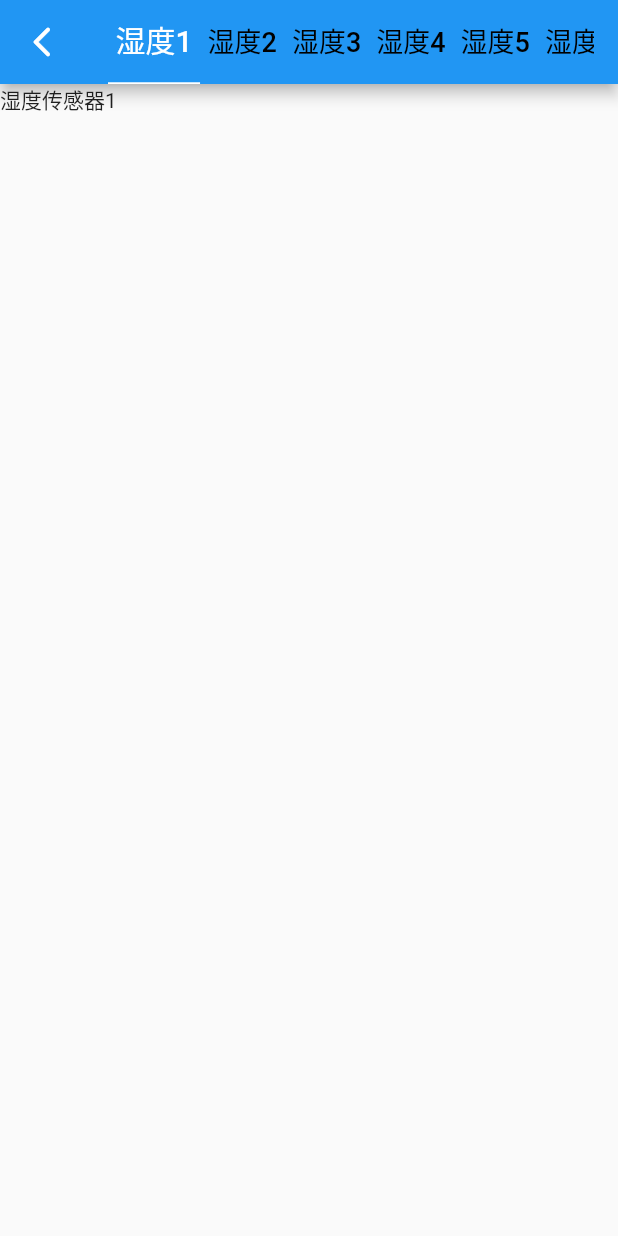
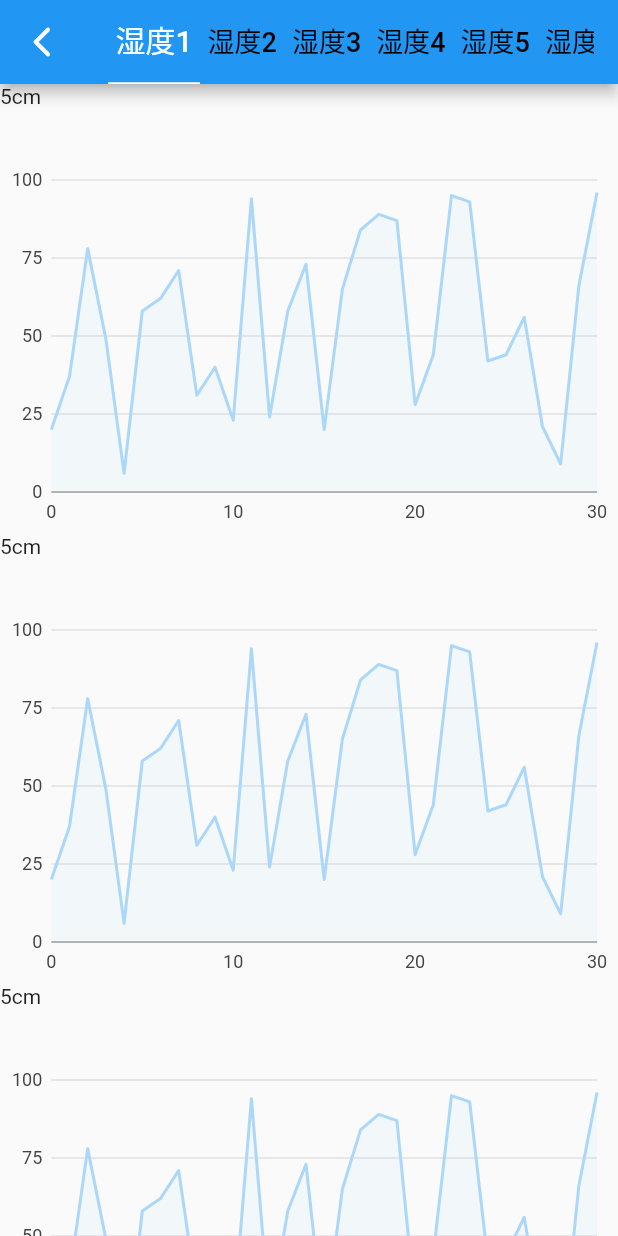
Before and after one commit to chengminglei77/earthsiteapp, a Flutter app: the screen it shows after launch, item 2 of the bottom bar chosen, after a tap on "湿度传感器", on a phone screen of 412 x 824 dp. Run offline on Flutter 3.47's test engine with Material 2 defaults, Android fonts, the phone set to English and light mode, and no system bars; drawn by our look-alikes of pull_to_refresh; our stand-ins replace charts_flutter, flutter_screenutil, shared_preferences.

Commit message:
湿度传感器展示数据

```diff
--- /dev/null
+++ b/lib/utils/chart_widget.dart
@@ -0,0 +1,21 @@
+import 'package:flutter/cupertino.dart';
+
+import 'package:earthsite/view/home_page/dataDisplay/humidity_list_page.dart';
+
+class ChartWidget extends StatelessWidget{
+  @override
+  Widget build(BuildContext context){
+    return Column(
+      children: [
+        Container(
+            constraints: BoxConstraints.tightFor(width: 500, height: 50),
+            child:Text("5cm")
+        ),
+        Container(
+          constraints: BoxConstraints.tightFor(width: 500, height: 250),
+          child: SegmentsLineChart.withRandomData(),
+        )
+      ],
+    );
+  }
+}
--- a/lib/view/home_page/dataDisplay/dataDisplay_page.dart
+++ b/lib/view/home_page/dataDisplay/dataDisplay_page.dart
@@ -1,11 +1,13 @@
 import 'dart:convert';
 
+import 'package:earthsite/view/home_page/dataDisplay/humidity_list_page.dart';
 import 'package:flutter/cupertino.dart';
 import 'package:flutter/material.dart';
 import 'package:flutter_screenutil/flutter_screenutil.dart';
 
 import 'package:earthsite/view/home_page/dataDisplay/windSpeed_page.dart';
 import 'package:earthsite/view/home_page/dataDisplay/humidity_page.dart';
+import 'package:earthsite/view/home_page/dataDisplay/display_chart_page.dart';
 
 class DataDisplayPage extends StatefulWidget {
   @override
@@ -64,9 +66,10 @@ class _DataDisplayPageState extends State<DataDisplayPage> {
                 ),
               ),
               Container(
+                constraints: BoxConstraints.tightFor(width: 500,height: 250),
                 padding: EdgeInsets.all(20.0),
                 color: Colors.blueGrey ,
-                child: Text("湿度传感器数据"),
+                child: DisplayChart.withRandomData(),
               )
             ],
           )
--- /dev/null
+++ b/lib/view/home_page/dataDisplay/display_chart_page.dart
@@ -0,0 +1,192 @@
+import 'dart:math';
+
+import 'package:charts_flutter/flutter.dart' as charts;
+import 'package:flutter/material.dart';
+
+class DisplayChart extends StatelessWidget {
+  final List<charts.Series> seriesList;
+  final bool animate;
+
+  DisplayChart(this.seriesList, {this.animate});
+
+  /// Creates a [LineChart] with sample data and no transition.
+  factory DisplayChart.withSampleData() {
+    return new DisplayChart(
+      _createSampleData(),
+      // Disable animations for image tests.
+      animate: false,
+    );
+  }
+
+  // EXCLUDE_FROM_GALLERY_DOCS_START
+  // This section is excluded from being copied to the gallery.
+  // It is used for creating random series data to demonstrate animation in
+  // the example app only.
+  factory DisplayChart.withRandomData() {
+    return new DisplayChart(_createRandomData());
+  }
+
+  /// Create random data.
+  static List<charts.Series<SensorsData, num>> _createRandomData() {
+    final random = new Random();
+
+    // Series of data with static dash pattern and stroke width. The colorFn
+    // accessor will colorize each datum (for all three series).
+    final Humidity1 = [
+      new SensorsData(0, random.nextInt(100)),
+      new SensorsData(1, random.nextInt(100)),
+      new SensorsData(2, random.nextInt(100)),
+      new SensorsData(3, random.nextInt(100)),
+      new SensorsData(4, random.nextInt(100)),
+      new SensorsData(5, random.nextInt(100)),
+      new SensorsData(6, random.nextInt(100)),
+    ];
+
+    // Series of data with changing color and dash pattern.
+    final Humidity2 = [
+      new SensorsData(0, random.nextInt(100)),
+      new SensorsData(1, random.nextInt(100)),
+      new SensorsData(2, random.nextInt(100)),
+      new SensorsData(3, random.nextInt(100)),
+      new SensorsData(4, random.nextInt(100)),
+      new SensorsData(5, random.nextInt(100)),
+      new SensorsData(6, random.nextInt(100)),
+    ];
+
+    // Series of data with changing color and stroke width.
+    final Humidity3 = [
+      new SensorsData(0, random.nextInt(100)),
+      new SensorsData(1, random.nextInt(100)),
+      new SensorsData(2, random.nextInt(100)),
+      new SensorsData(3, random.nextInt(100)),
+      new SensorsData(4, random.nextInt(100)),
+      new SensorsData(5, random.nextInt(100)),
+      new SensorsData(6, random.nextInt(100)),
+    ];
+
+    // Generate 2 shades of each color so that we can style the line segments.
+    final blue = charts.MaterialPalette.blue.makeShades(2);
+    final red = charts.MaterialPalette.red.makeShades(2);
+    final green = charts.MaterialPalette.green.makeShades(2);
+
+    return [
+      new charts.Series<SensorsData, int>(
+        id: 'Color Change',
+        // Light shade for even years, dark shade for odd.
+        colorFn: (SensorsData y, _) =>
+        y.x % 2 == 0 ? blue[1] : blue[0],
+        domainFn: (SensorsData y, _) => y.x,
+        measureFn: (SensorsData y, _) => y.y,
+        data: Humidity1,
+      ),
+      new charts.Series<SensorsData, int>(
+        id: 'Dash Pattern Change',
+        // Light shade for even years, dark shade for odd.
+        colorFn: (SensorsData y, _) =>
+        y.x % 2 == 0 ? red[1] : red[0],
+        domainFn: (SensorsData y, _) => y.x,
+        measureFn: (SensorsData y, _) => y.y,
+        data: Humidity2,
+      ),
+      new charts.Series<SensorsData, int>(
+        id: 'Stroke Width Change',
+        // Light shade for even years, dark shade for odd.
+        colorFn: (SensorsData y, _) =>
+        y.x % 2 == 0 ? green[1] : green[0],
+        domainFn: (SensorsData y, _) => y.x,
+        measureFn: (SensorsData y, _) => y.y,
+        data: Humidity3,
+      ),
+    ];
+  }
+  // EXCLUDE_FROM_GALLERY_DOCS_END
+
+  @override
+  Widget build(BuildContext context) {
+    return new charts.LineChart(seriesList,
+        defaultRenderer:
+        new charts.LineRendererConfig(includeArea: true, stacked: true),
+        animate: animate);
+  }
+
+  /// Create one series with sample hard coded data.
+  static List<charts.Series<SensorsData, int>> _createSampleData() {
+    // Series of data with static dash pattern and stroke width. The colorFn
+    // accessor will colorize each datum (for all three series).
+    final colorChangeData = [
+      new SensorsData(0, 5),
+      new SensorsData(1, 15),
+      new SensorsData(2, 25),
+      new SensorsData(3, 75),
+      new SensorsData(4, 100),
+      new SensorsData(5, 90),
+      new SensorsData(6, 75),
+    ];
+
+    // Series of data with changing color and dash pattern.
+    final dashPatternChangeData = [
+      new SensorsData(0, 5),
+      new SensorsData(1, 15),
+      new SensorsData(2, 25),
+      new SensorsData(3, 75),
+      new SensorsData(4, 100),
+      new SensorsData(5, 90),
+      new SensorsData(6, 75),
+    ];
+
+    // Series of data with changing color and stroke width.
+    final strokeWidthChangeData = [
+      new SensorsData(0, 5),
+      new SensorsData(1, 15),
+      new SensorsData(2, 25),
+      new SensorsData(3, 75),
+      new SensorsData(4, 100),
+      new SensorsData(5, 90),
+      new SensorsData(6, 75),
+    ];
+
+    // Generate 2 shades of each color so that we can style the line segments.
+    final blue = charts.MaterialPalette.blue.makeShades(2);
+    final red = charts.MaterialPalette.red.makeShades(2);
+    final green = charts.MaterialPalette.green.makeShades(2);
+
+    return [
+      new charts.Series<SensorsData, int>(
+        id: 'Color Change',
+        // Light shade for even years, dark shade for odd.
+        colorFn: (SensorsData y, _) =>
+        y.x % 2 == 0 ? blue[1] : blue[0],
+        domainFn: (SensorsData y, _) => y.x,
+        measureFn: (SensorsData y, _) => y.y,
+        data: colorChangeData,
+      ),
+      new charts.Series<SensorsData, int>(
+        id: 'Dash Pattern Change',
+        // Light shade for even years, dark shade for odd.
+        colorFn: (SensorsData y, _) =>
+        y.x % 2 == 0 ? red[1] : red[0],
+        domainFn: (SensorsData y, _) => y.x,
+        measureFn: (SensorsData y, _) => y.y,
+        data: dashPatternChangeData,
+      ),
+      new charts.Series<SensorsData, int>(
+        id: 'Stroke Width Change',
+        // Light shade for even years, dark shade for odd.
+        colorFn: (SensorsData y, _) =>
+        y.x % 2 == 0 ? green[1] : green[0],
+        domainFn: (SensorsData y, _) => y.x,
+        measureFn: (SensorsData y, _) => y.y,
+        data: strokeWidthChangeData,
+      ),
+    ];
+  }
+
+}
+
+/// Sample linear data type.
+class SensorsData {
+  final int x;
+  final int y;
+
+  SensorsData(this.x, this.y);
+}
--- a/lib/view/home_page/dataDisplay/humidity_list_page.dart
+++ b/lib/view/home_page/dataDisplay/humidity_list_page.dart
@@ -1,9 +1,11 @@
+import 'package:earthsite/utils/chart_widget.dart';
 import 'package:flutter/cupertino.dart';
 import 'package:flutter/material.dart';
+import 'dart:math';
 
 import 'package:pull_to_refresh/pull_to_refresh.dart';
+import 'package:charts_flutter/flutter.dart' as charts;
 import 'package:earthsite/utils/net_utils.dart';
-
 
 class HumidityListPage extends StatefulWidget {
   const HumidityListPage(this.type);
@@ -14,7 +16,8 @@ class HumidityListPage extends StatefulWidget {
   _HumidityListPageState createState() => _HumidityListPageState(0);
 }
 
-class _HumidityListPageState extends State<HumidityListPage> with SingleTickerProviderStateMixin{
+class _HumidityListPageState extends State<HumidityListPage>
+    with SingleTickerProviderStateMixin {
   int type;
 
   _HumidityListPageState(this.type);
@@ -22,10 +25,17 @@ class _HumidityListPageState extends State<HumidityListPage> with SingleTickerPr
   RefreshController _refreshController =
       RefreshController(initialRefresh: false);
 
-
   @override
   Widget build(BuildContext context) {
-    return Container(child: Text("湿度传感器1"));
+    return SingleChildScrollView(
+      child: Column(
+        children: [
+          ChartWidget(),
+          ChartWidget(),
+          ChartWidget(),
+        ],
+      ),
+    );
   }
 
   @override
@@ -34,3 +44,89 @@ class _HumidityListPageState extends State<HumidityListPage> with SingleTickerPr
     super.dispose();
   }
 }
+
+class SegmentsLineChart extends StatelessWidget {
+  final List<charts.Series> seriesList;
+  final bool animate;
+
+  SegmentsLineChart(this.seriesList, {this.animate});
+
+  factory SegmentsLineChart.withSampleData() {
+    return new SegmentsLineChart(
+      _humidityRandomData(),
+      // Disable animations for image tests.
+      animate: false,
+    );
+  }
+
+  factory SegmentsLineChart.withRandomData() {
+    return new SegmentsLineChart(_humidityRandomData());
+  }
+
+  static List<charts.Series<SensorsData, num>> _humidityRandomData() {
+    final random = new Random();
+
+    final colorChangeData = [
+      new SensorsData(0, random.nextInt(100)),
+      new SensorsData(1, random.nextInt(100)),
+      new SensorsData(2, random.nextInt(100)),
+      new SensorsData(3, random.nextInt(100)),
+      new SensorsData(4, random.nextInt(100)),
+      new SensorsData(5, random.nextInt(100)),
+      new SensorsData(6, random.nextInt(100)),
+      new SensorsData(7, random.nextInt(100)),
+      new SensorsData(8, random.nextInt(100)),
+      new SensorsData(9, random.nextInt(100)),
+      new SensorsData(10, random.nextInt(100)),
+      new SensorsData(11, random.nextInt(100)),
+      new SensorsData(12, random.nextInt(100)),
+      new SensorsData(13, random.nextInt(100)),
+      new SensorsData(14, random.nextInt(100)),
+      new SensorsData(15, random.nextInt(100)),
+      new SensorsData(16, random.nextInt(100)),
+      new SensorsData(17, random.nextInt(100)),
+      new SensorsData(18, random.nextInt(100)),
+      new SensorsData(19, random.nextInt(100)),
+      new SensorsData(20, random.nextInt(100)),
+      new SensorsData(21, random.nextInt(100)),
+      new SensorsData(22, random.nextInt(100)),
+      new SensorsData(23, random.nextInt(100)),
+      new SensorsData(24, random.nextInt(100)),
+      new SensorsData(25, random.nextInt(100)),
+      new SensorsData(26, random.nextInt(100)),
+      new SensorsData(27, random.nextInt(100)),
+      new SensorsData(28, random.nextInt(100)),
+      new SensorsData(29, random.nextInt(100)),
+      new SensorsData(30, random.nextInt(100)),
+    ];
+
+    final blue = charts.MaterialPalette.blue.makeShades(2);
+
+    return [
+      new charts.Series<SensorsData, int>(
+        id: 'Color Change',
+        // Light shade for even years, dark shade for odd.
+        colorFn: (SensorsData x, _) => x.y % 2 == 0 ? blue[1] : blue[0],
+
+        domainFn: (SensorsData sales, _) => sales.x,
+        measureFn: (SensorsData sales, _) => sales.y,
+        data: colorChangeData,
+      ),
+    ];
+  }
+
+  @override
+  Widget build(BuildContext context) {
+    return new charts.LineChart(seriesList,
+        defaultRenderer:
+            new charts.LineRendererConfig(includeArea: true, stacked: true),
+        animate: animate);
+  }
+}
+
+class SensorsData {
+  final int x;
+  final int y;
+
+  SensorsData(this.x, this.y);
+}
--- a/pubspec.yaml
+++ b/pubspec.yaml
@@ -31,6 +31,7 @@ dependencies:
   shared_preferences: ^0.5.3+4 #SharedPreferences
   flutter_screenutil: ^0.5.3 #屏幕适配
   pull_to_refresh: 1.6.3
+  charts_flutter: ^0.9.0
 
 dev_dependencies:
   flutter_test:
```
